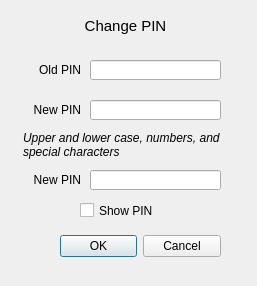
Qt form stick20changepassworddialog.ui (Nitrokey/nitrokey-app) before a commit.
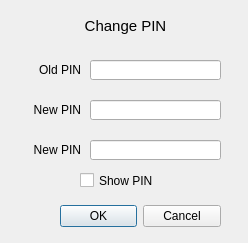
The same form after that commit. Icons and pictures are not drawn.

```diff
--- a/stick20changepassworddialog.ui
+++ b/stick20changepassworddialog.ui
@@ -6,8 +6,8 @@
    <rect>
     <x>0</x>
     <y>0</y>
-    <width>257</width>
-    <height>286</height>
+    <width>248</width>
+    <height>243</height>
    </rect>
   </property>
   <property name="windowTitle">
@@ -21,7 +21,7 @@
    <property name="geometry">
     <rect>
      <x>60</x>
-     <y>230</y>
+     <y>200</y>
      <width>161</width>
      <height>32</height>
     </rect>
@@ -78,7 +78,7 @@
    <property name="geometry">
     <rect>
      <x>90</x>
-     <y>170</y>
+     <y>140</y>
      <width>131</width>
      <height>20</height>
     </rect>
@@ -87,9 +87,9 @@
   <widget class="QLabel" name="label_2">
    <property name="geometry">
     <rect>
-     <x>0</x>
+     <x>10</x>
      <y>60</y>
-     <width>81</width>
+     <width>71</width>
      <height>20</height>
     </rect>
    </property>
@@ -103,9 +103,9 @@
   <widget class="QLabel" name="label_3">
    <property name="geometry">
     <rect>
-     <x>0</x>
+     <x>10</x>
      <y>100</y>
-     <width>81</width>
+     <width>71</width>
      <height>20</height>
     </rect>
    </property>
@@ -119,9 +119,9 @@
   <widget class="QLabel" name="label_4">
    <property name="geometry">
     <rect>
-     <x>0</x>
-     <y>170</y>
-     <width>81</width>
+     <x>10</x>
+     <y>140</y>
+     <width>71</width>
      <height>20</height>
     </rect>
    </property>
@@ -136,7 +136,7 @@
    <property name="geometry">
     <rect>
      <x>80</x>
-     <y>200</y>
+     <y>170</y>
      <width>111</width>
      <height>21</height>
     </rect>
@@ -145,28 +145,6 @@
     <string>Show PIN</string>
    </property>
   </widget>
-  <widget class="QLabel" name="label_5">
-   <property name="geometry">
-    <rect>
-     <x>23</x>
-     <y>120</y>
-     <width>221</width>
-     <height>51</height>
-    </rect>
-   </property>
-   <property name="inputMethodHints">
-    <set>Qt::ImhNone</set>
-   </property>
-   <property name="text">
-    <string>&lt;html&gt;&lt;head/&gt;&lt;body&gt;&lt;p&gt;&lt;span style=&quot; font-style:italic;&quot;&gt;Upper and lower case, numbers, and special characters&lt;/span&gt;&lt;/p&gt;&lt;/body&gt;&lt;/html&gt;</string>
-   </property>
-   <property name="alignment">
-    <set>Qt::AlignLeading|Qt::AlignLeft|Qt::AlignVCenter</set>
-   </property>
-   <property name="wordWrap">
-    <bool>true</bool>
-   </property>
-  </widget>
  </widget>
  <resources>
   <include location="resources.qrc"/>
```
Left out of the diff: 12 changed lines with no effect on the pictures.
